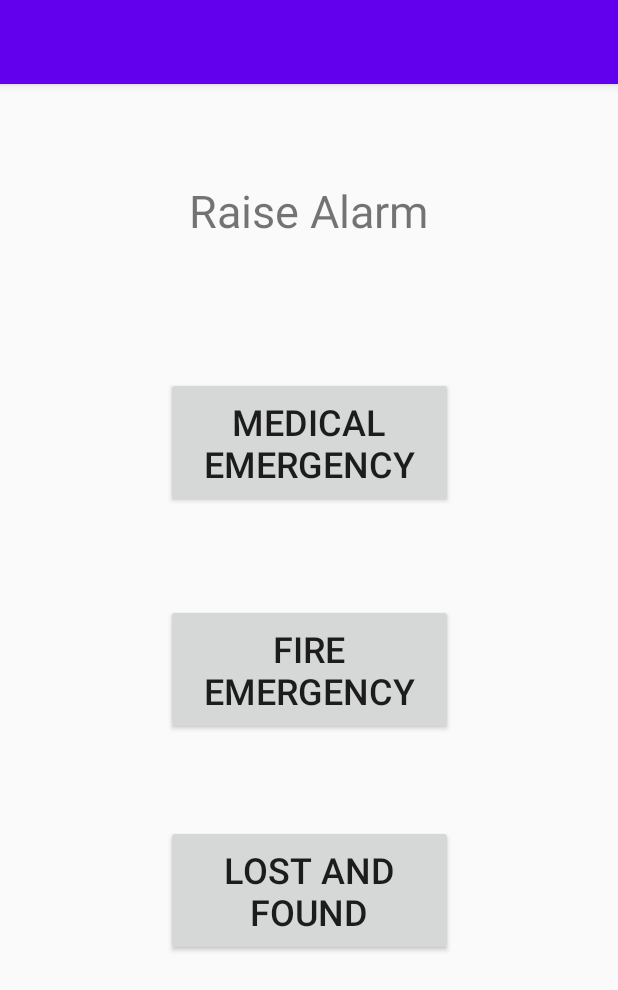
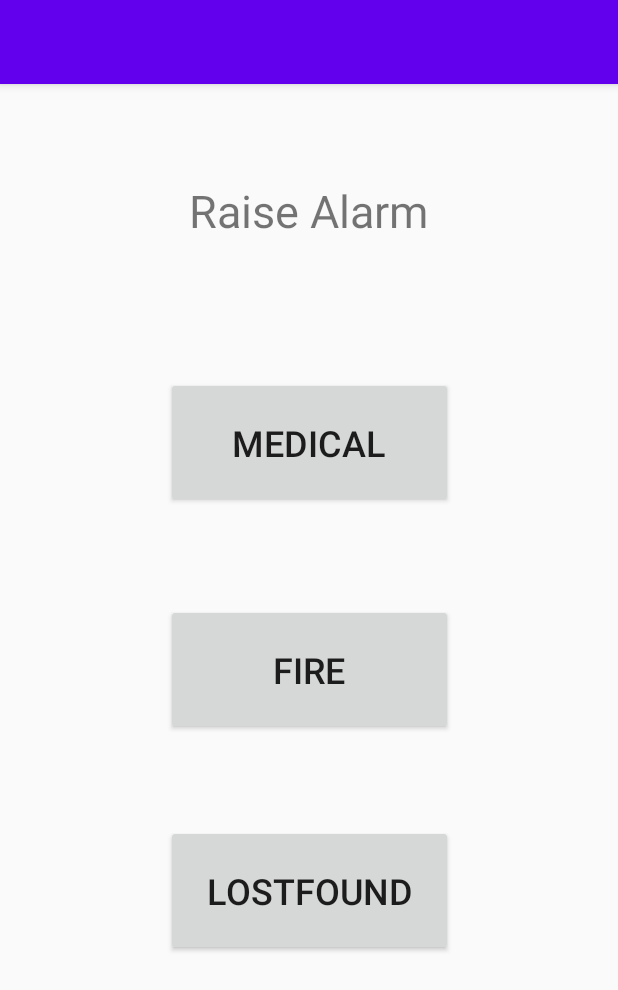
Before and after one commit to Scjatto/UCHSClient, an Android app: the RaiseAlarmActivity screen opened directly, with no data from a screen before it, after a tap on "RAISE ALARM", on a phone screen of 412 x 824 dp. Shown: the top 990 px of the screen. Run offline under Robolectric (Android 15) with nearby library versions, the phone set to English and light mode, and no system bars; our stand-ins replace Volley.

Commit message:
Alarm names changed, change in Alarm ID generation

```diff
--- a/app/src/main/java/com/example/uchs/Alarm.java
+++ b/app/src/main/java/com/example/uchs/Alarm.java
@@ -10,7 +10,7 @@ public class Alarm {
     public Location alarmLocation;
     public String alarmTimeStamp;
 
-    private static final String ALLOWED_CHARACTERS ="0123456789qwertyuiopasdfghjklzxcvbnm";
+    private static final String ALLOWED_CHARACTERS ="qwertyuiopasdfghjklzxcvbnm";
 
     private static String getRandomString(final int sizeOfRandomString)
     {
@@ -23,13 +23,11 @@ public class Alarm {
 
     Alarm(String user, String type, Location userLocation) {
         this.userID = user;
-        this.alarmID = getRandomString(10);
         this.alarmType = type;
         this.alarmLocation = userLocation;
-//        Date currentTime = Calendar.getInstance().getTime();
-//        this.alarmTimeStamp = currentTime.toString().replace(" ","");
         Long timeStamp = System.currentTimeMillis()/1000;
         this.alarmTimeStamp = String.valueOf(timeStamp);
+        this.alarmID = String.valueOf(timeStamp) + getRandomString(10);
         }
 
     }
--- a/app/src/main/res/layout/activity_alarm_status.xml
+++ b/app/src/main/res/layout/activity_alarm_status.xml
@@ -8,8 +8,8 @@
 
     <TextView
         android:id="@+id/alarmDetails"
-        android:layout_width="318dp"
-        android:layout_height="142dp"
+        android:layout_width="325dp"
+        android:layout_height="171dp"
         android:text="TextView"
         android:textAlignment="center"
         android:textSize="24sp"
@@ -18,4 +18,5 @@
         app:layout_constraintEnd_toEndOf="parent"
         app:layout_constraintStart_toStartOf="parent"
         app:layout_constraintTop_toTopOf="parent" />
+
 </androidx.constraintlayout.widget.ConstraintLayout>
--- a/app/src/main/res/layout/activity_raise_alarm.xml
+++ b/app/src/main/res/layout/activity_raise_alarm.xml
@@ -38,7 +38,7 @@
         android:id="@+id/btMedical"
         android:layout_width="191sp"
         android:layout_height="87sp"
-        android:text="Medical Emergency"
+        android:text="Medical"
         android:textSize="24sp"
         android:visibility="invisible"
         app:layout_constraintBottom_toTopOf="@+id/btRaiseAlarm"
@@ -51,7 +51,7 @@
         android:id="@+id/btFire"
         android:layout_width="191sp"
         android:layout_height="87sp"
-        android:text="Fire Emergency"
+        android:text="Fire"
         android:textSize="24sp"
         android:visibility="invisible"
         app:layout_constraintBottom_toTopOf="@+id/btLost"
@@ -65,7 +65,7 @@
         android:layout_width="191sp"
         android:layout_height="87sp"
         android:layout_marginBottom="152dp"
-        android:text="Lost And Found"
+        android:text="LostFound"
         android:textSize="24sp"
         android:visibility="invisible"
         app:layout_constraintBottom_toBottomOf="parent"
```
